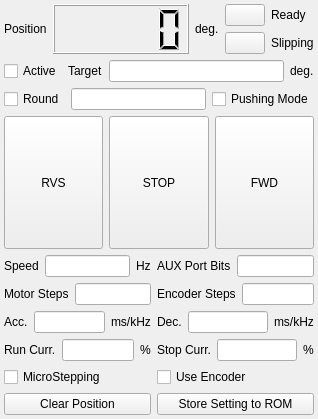
The window that modules/motor/core/motorform.ui (northriv/KAME) describes before a commit, drawn with Qt 5.
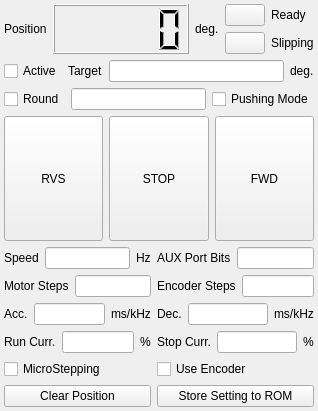
The same window after the commit.

```diff
--- a/modules/motor/core/motorform.ui
+++ b/modules/motor/core/motorform.ui
@@ -7,7 +7,7 @@
     <x>0</x>
     <y>0</y>
     <width>318</width>
-    <height>419</height>
+    <height>411</height>
    </rect>
   </property>
   <property name="windowTitle">
@@ -273,7 +273,7 @@
         <property name="minimumSize">
          <size>
           <width>0</width>
-          <height>40</height>
+          <height>20</height>
          </size>
         </property>
         <property name="text">
```
